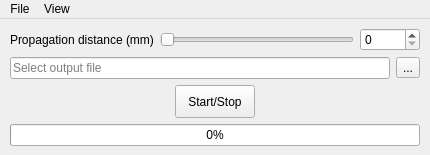
Qt form Holovibes/lightui.ui (DigitalHolography/Holovibes) before a commit.
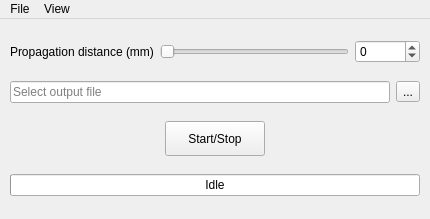
The same form after that commit. Custom widgets are drawn as their Qt base class.

Commit message: lightUI: record progres bar now always visible, window now correctly resizable with start/stop button not changing in size

```diff
--- a/Holovibes/lightui.ui
+++ b/Holovibes/lightui.ui
@@ -7,7 +7,7 @@
     <x>0</x>
     <y>0</y>
     <width>430</width>
-    <height>155</height>
+    <height>219</height>
    </rect>
   </property>
   <property name="minimumSize">
@@ -25,7 +25,7 @@
   <widget class="QWidget" name="formLayoutWidget">
    <layout class="QVBoxLayout" name="verticalLayout">
     <property name="sizeConstraint">
-     <enum>QLayout::SetMinAndMaxSize</enum>
+     <enum>QLayout::SetDefaultConstraint</enum>
     </property>
     <property name="leftMargin">
      <number>10</number>
@@ -69,8 +69,11 @@
           <height>0</height>
          </size>
         </property>
+        <property name="minimum">
+         <number>-10000</number>
+        </property>
         <property name="maximum">
-         <number>1000</number>
+         <number>10000</number>
         </property>
        </widget>
       </item>
@@ -125,14 +128,14 @@
       </property>
       <property name="minimumSize">
        <size>
-        <width>75</width>
-        <height>25</height>
+        <width>100</width>
+        <height>35</height>
        </size>
       </property>
       <property name="maximumSize">
        <size>
         <width>100</width>
-        <height>75</height>
+        <height>35</height>
        </size>
       </property>
       <property name="text">
@@ -148,6 +151,9 @@
       <property name="value">
        <number>0</number>
       </property>
+      <property name="format">
+       <string>Idle</string>
+      </property>
      </widget>
     </item>
    </layout>
```
The commit also changes 1 other file.
